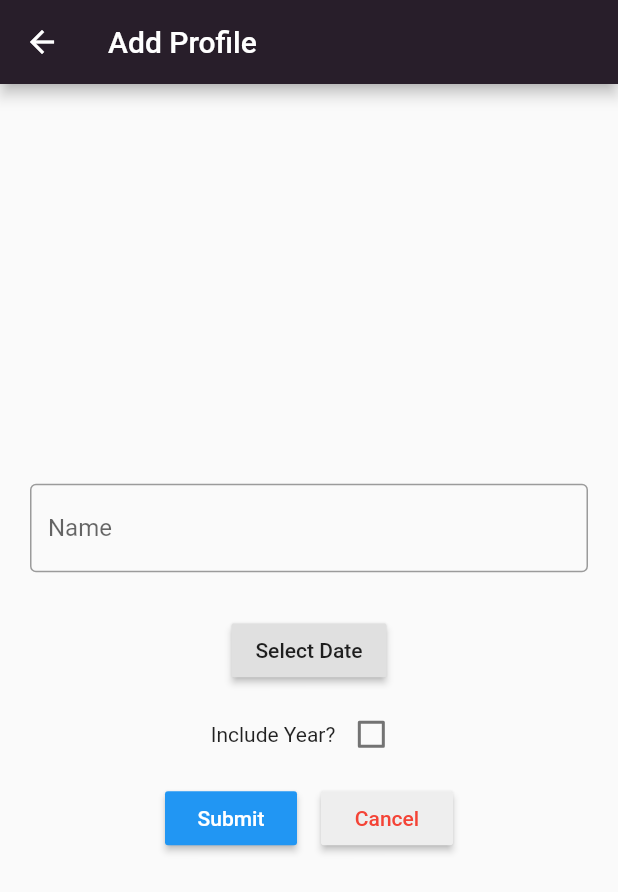
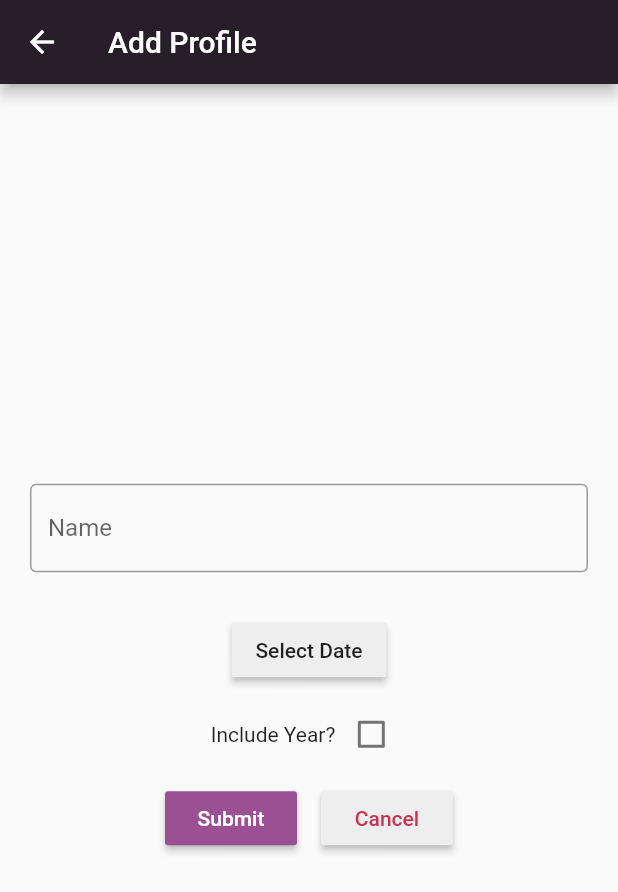
Before and after one commit to eeoooue/BirthdayTracker, a Flutter app: the AddProfile screen opened directly, on a phone screen of 412 x 824 dp. Shown: the top 892 px of the screen. Run offline on Flutter 3.47's test engine with Material 2 defaults, Android fonts, the phone set to English and light mode, and no system bars; our stand-ins replace hive_flutter, image_picker; accounts and stored records are empty.

Commit message:
styled action buttons to align with theme

```diff
--- a/birthdaytracker/lib/widgets/negative_action_button.dart
+++ b/birthdaytracker/lib/widgets/negative_action_button.dart
@@ -15,7 +15,7 @@ class NegativeActionButton extends StatelessWidget {
           myFunction();
         },
         color: Colors.grey[200],
-        textColor: Colors.red,
+        textColor: Color.fromRGBO(206, 45, 79, 1),
         child: Text(buttonText),
       ),
     );
--- a/birthdaytracker/lib/widgets/neutral_action_button.dart
+++ b/birthdaytracker/lib/widgets/neutral_action_button.dart
@@ -14,7 +14,7 @@ class NeutralActionButton extends StatelessWidget {
         onPressed: () {
           myFunction();
         },
-        color: Colors.grey[300],
+        color: Colors.grey[200],
         child: Text(buttonText),
       ),
     );
--- a/birthdaytracker/lib/widgets/positive_action_button.dart
+++ b/birthdaytracker/lib/widgets/positive_action_button.dart
@@ -14,7 +14,7 @@ class PositiveActionButton extends StatelessWidget {
         onPressed: () {
           myFunction();
         },
-        color: Colors.blue,
+        color: const Color.fromRGBO(155, 80, 148, 1),
         textColor: Colors.white,
         child: Text(buttonText),
       ),
```
